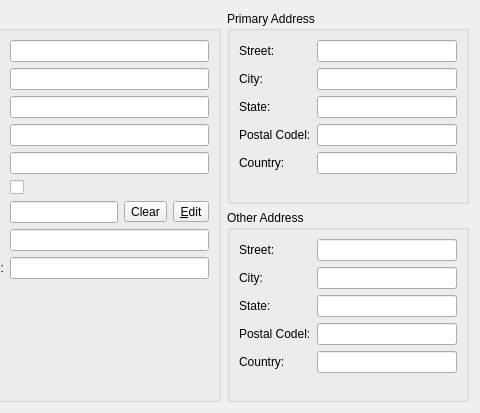
The window that client/src/details/contactdetails.ui (KDAB/FatCRM) describes before a commit, drawn with Qt 5; both pictures show x 357 to 837 and y 0 to 413 of the 837 by 413 pixel window.
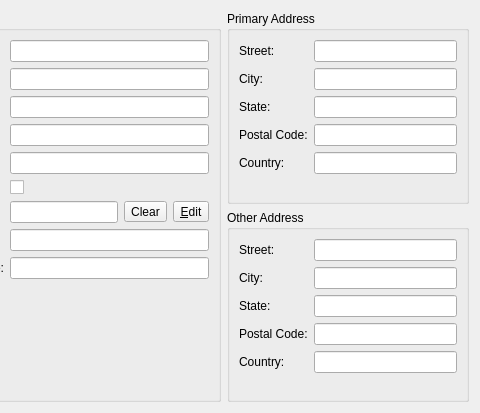
The same window after the commit. Custom widgets are drawn as their Qt base class.

Commit message: Fix "Postal Codel" typo in remaining locations in the GUI

What changed in the file:
```diff
--- a/client/src/details/contactdetails.ui
+++ b/client/src/details/contactdetails.ui
@@ -317,7 +317,7 @@
       <item row="3" column="0">
        <widget class="QLabel" name="label_21">
         <property name="text">
-         <string>Postal Codel:</string>
+         <string>Postal Code:</string>
         </property>
        </widget>
       </item>
@@ -380,7 +380,7 @@
       <item row="3" column="0">
        <widget class="QLabel" name="label_26">
         <property name="text">
-         <string>Postal Codel:</string>
+         <string>Postal Code:</string>
         </property>
        </widget>
       </item>
```
The commit also changes 1 other file.
